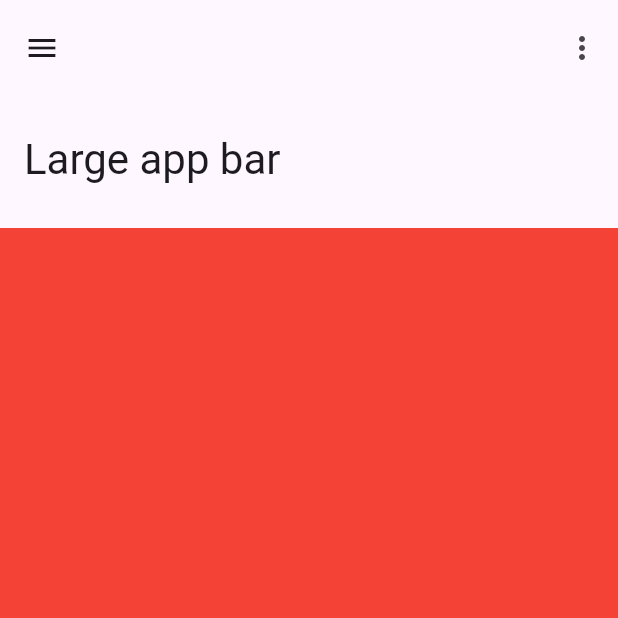
After one commit to jahidul96/flutter_everyday, a Flutter app: the screen it shows after launch, on a phone screen of 412 x 824 dp, the top half of it. The commit adds this screen. Run offline on Flutter 3.47's test engine with Material 2 defaults, Android fonts, the phone set to English and light mode, and no system bars; our stand-ins replace image_picker.

Commit message:
added large appbargit add .

```diff
--- /dev/null
+++ b/lib/components/large_appbar.dart
@@ -0,0 +1,28 @@
+import 'package:flutter/material.dart';
+
+class LargeAppBar extends StatelessWidget {
+  const LargeAppBar({super.key});
+
+  @override
+  Widget build(BuildContext context) {
+    return Scaffold(
+      body: CustomScrollView(
+        slivers: [
+          SliverAppBar.large(
+            leading: Icon(Icons.menu),
+            title: Text("Large app bar"),
+            actions: [
+              IconButton(onPressed: () {}, icon: Icon(Icons.more_vert))
+            ],
+          ),
+          SliverToBoxAdapter(
+            child: Container(
+              height: 1000,
+              color: Colors.red,
+            ),
+          ),
+        ],
+      ),
+    );
+  }
+}
--- a/lib/main.dart
+++ b/lib/main.dart
@@ -1,4 +1,5 @@
 import 'package:flutter/material.dart';
+import 'package:flutter_everyday/components/large_appbar.dart';
 import 'package:flutter_everyday/file_pick/image_pickerpage.dart';
 
 void main() {
@@ -16,8 +17,9 @@ class MyApp extends StatelessWidget {
       title: 'Flutter Demo',
       theme: ThemeData(
         primarySwatch: Colors.blue,
+        useMaterial3: true,
       ),
-      home: const ImagePickerPage(),
+      home: const LargeAppBar(),
     );
   }
 }
```
